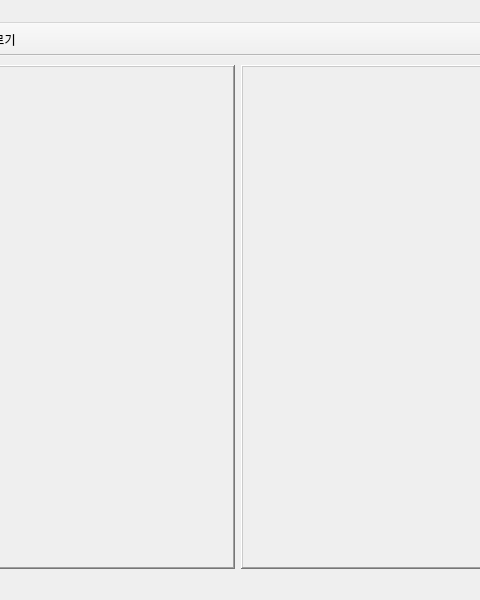
Qt form ImageViewerSW/mainwindow.ui (Jeong0809/QT) before a commit; both pictures show x 94 to 574 and y 0 to 600 of the 879 by 600 pixel window.
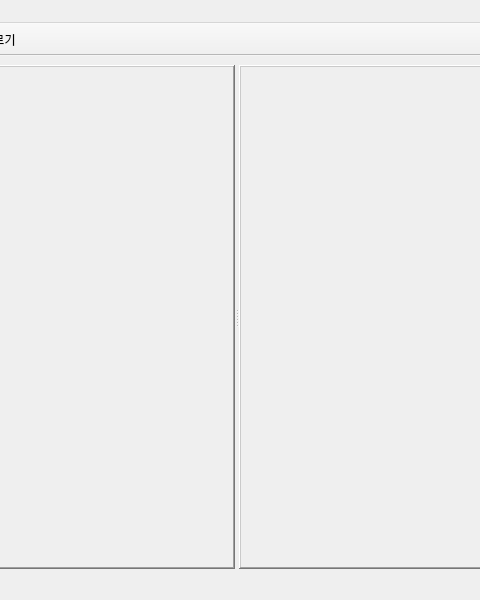
The same form after that commit.

Patch:
```diff
--- a/ImageViewerSW/mainwindow.ui
+++ b/ImageViewerSW/mainwindow.ui
@@ -16,6 +16,10 @@
   <widget class="QWidget" name="centralwidget">
    <layout class="QGridLayout" name="gridLayout">
     <item row="0" column="0">
+     <widget class="QSplitter" name="splitter">
+      <property name="orientation">
+       <enum>Qt::Horizontal</enum>
+      </property>
      <widget class="QFrame" name="frame">
       <property name="maximumSize">
        <size>
@@ -30,8 +34,6 @@
        <enum>QFrame::Raised</enum>
       </property>
      </widget>
-    </item>
-    <item row="0" column="1">
      <widget class="QFrame" name="frame_2">
       <property name="frameShape">
        <enum>QFrame::WinPanel</enum>
@@ -39,6 +41,7 @@
       <property name="frameShadow">
        <enum>QFrame::Raised</enum>
       </property>
+      </widget>
      </widget>
     </item>
    </layout>
```
Lines whose indentation alone changed are shown as unchanged.
